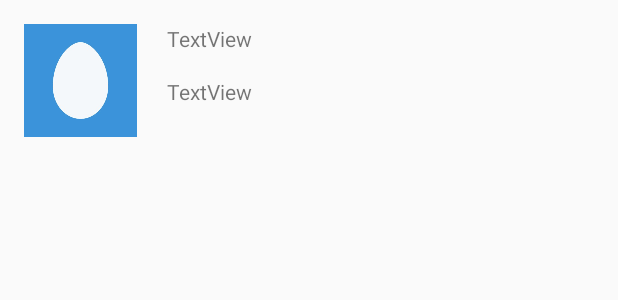
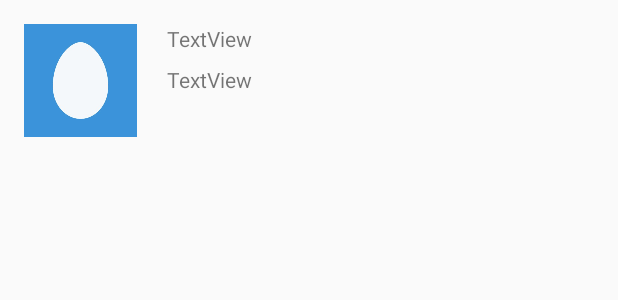
Before and after one commit to Hilenet/jetpack-practice, an Android app: the layout status_item.xml on its own in the app's theme, with its tools: preview values and no code run, on a phone screen of 412 x 824 dp. Shown: the top 300 px of the screen. Run offline under Robolectric (Android 15) with nearby library versions, the phone set to English and light mode, and no system bars.

Commit message:
fix: timeline系のlayoutを調整

```diff
--- a/app/src/main/res/layout/status_item.xml
+++ b/app/src/main/res/layout/status_item.xml
@@ -1,14 +1,16 @@
 <?xml version="1.0" encoding="utf-8"?>
 <androidx.constraintlayout.widget.ConstraintLayout xmlns:android="http://schemas.android.com/apk/res/android"
                                                    xmlns:app="http://schemas.android.com/apk/res-auto"
-                                                   xmlns:tools="http://schemas.android.com/tools" android:layout_width="match_parent"
-                                                   android:layout_height="match_parent" android:id="@+id/linearLayout">
+                                                   xmlns:tools="http://schemas.android.com/tools"
+                                                   android:layout_width="match_parent"
+                                                   android:layout_height="wrap_content" android:id="@+id/linearLayout">
     <ImageView
             android:layout_width="75dp"
             android:layout_height="75dp" app:srcCompat="@drawable/egg"
             android:id="@+id/statusIconView" app:layout_constraintStart_toStartOf="parent"
             android:layout_marginStart="16dp" app:layout_constraintTop_toTopOf="parent"
-            android:layout_marginTop="16dp"/>
+            android:layout_marginTop="16dp" app:layout_constraintBottom_toBottomOf="parent"
+            android:layout_marginBottom="16dp"/>
     <TextView
             android:text="TextView"
             android:layout_width="wrap_content"
@@ -21,6 +23,6 @@
             android:layout_width="wrap_content"
             android:layout_height="wrap_content"
             android:id="@+id/statusContentView" android:layout_marginStart="20dp"
-            app:layout_constraintStart_toEndOf="@+id/statusIconView" android:layout_marginTop="16dp"
+            app:layout_constraintStart_toEndOf="@+id/statusIconView" android:layout_marginTop="8dp"
             app:layout_constraintTop_toBottomOf="@+id/accountnameView"/>
 </androidx.constraintlayout.widget.ConstraintLayout>
--- a/app/src/main/res/layout/timeline_fragment.xml
+++ b/app/src/main/res/layout/timeline_fragment.xml
@@ -11,8 +11,8 @@
     <ListView
             android:layout_width="match_parent"
             android:layout_height="match_parent" android:id="@+id/timelineSlot"
-            app:layout_constraintEnd_toEndOf="parent" android:layout_marginEnd="32dp"
-            app:layout_constraintStart_toStartOf="parent" android:layout_marginStart="32dp"
-            app:layout_constraintTop_toTopOf="parent" android:layout_marginTop="32dp"/>
+            app:layout_constraintEnd_toEndOf="parent"
+            app:layout_constraintStart_toStartOf="parent"
+            app:layout_constraintTop_toTopOf="parent"/>
 
 </androidx.constraintlayout.widget.ConstraintLayout>
```
